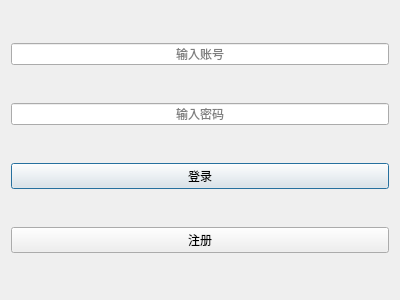
First picture: the form in ui/login_dialog.ui, repository liyixin1/GPTalks, before the edit.
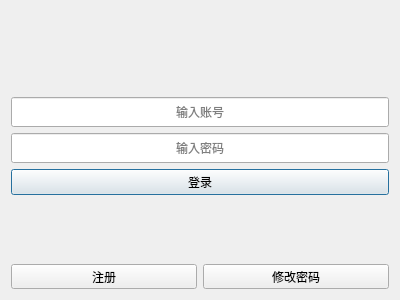
Second picture: the form after the edit. Icons and pictures are not drawn.

The edit to the form file:
```diff
--- a/ui/login_dialog.ui
+++ b/ui/login_dialog.ui
@@ -17,6 +17,36 @@
    <item>
     <layout class="QVBoxLayout" name="verticalLayout">
      <item>
+      <layout class="QVBoxLayout" name="verticalLayout_2">
+       <item alignment="Qt::AlignHCenter">
+        <widget class="QLabel" name="label">
+         <property name="sizePolicy">
+          <sizepolicy hsizetype="Preferred" vsizetype="Preferred">
+           <horstretch>0</horstretch>
+           <verstretch>0</verstretch>
+          </sizepolicy>
+         </property>
+         <property name="minimumSize">
+          <size>
+           <width>80</width>
+           <height>80</height>
+          </size>
+         </property>
+         <property name="maximumSize">
+          <size>
+           <width>80</width>
+           <height>80</height>
+          </size>
+         </property>
+         <property name="text">
+          <string/>
+         </property>
+         <property name="pixmap">
+          <pixmap>image/windows_logo_mini.png</pixmap>
+         </property>
+        </widget>
+       </item>
+       <item>
       <widget class="QLineEdit" name="lineEdit_username">
        <property name="sizePolicy">
         <sizepolicy hsizetype="Expanding" vsizetype="Fixed">
@@ -24,6 +54,12 @@
          <verstretch>0</verstretch>
         </sizepolicy>
        </property>
+         <property name="minimumSize">
+          <size>
+           <width>0</width>
+           <height>30</height>
+          </size>
+         </property>
        <property name="alignment">
         <set>Qt::AlignCenter</set>
        </property>
@@ -34,6 +70,12 @@
      </item>
      <item>
       <widget class="QLineEdit" name="lineEdit_password">
+         <property name="minimumSize">
+          <size>
+           <width>0</width>
+           <height>30</height>
+          </size>
+         </property>
        <property name="echoMode">
         <enum>QLineEdit::Password</enum>
        </property>
@@ -45,19 +87,74 @@
        </property>
       </widget>
      </item>
-     <item>
+       <item alignment="Qt::AlignBottom">
       <widget class="QPushButton" name="pushButton_login">
        <property name="text">
         <string>登录</string>
        </property>
       </widget>
      </item>
+      </layout>
+     </item>
      <item>
+      <layout class="QHBoxLayout" name="horizontalLayout_2">
+       <property name="spacing">
+        <number>6</number>
+       </property>
+       <property name="sizeConstraint">
+        <enum>QLayout::SetMinAndMaxSize</enum>
+       </property>
+       <item alignment="Qt::AlignBottom">
       <widget class="QPushButton" name="pushButton_signup">
+         <property name="sizePolicy">
+          <sizepolicy hsizetype="Minimum" vsizetype="Minimum">
+           <horstretch>0</horstretch>
+           <verstretch>0</verstretch>
+          </sizepolicy>
+         </property>
+         <property name="minimumSize">
+          <size>
+           <width>0</width>
+           <height>25</height>
+          </size>
+         </property>
+         <property name="maximumSize">
+          <size>
+           <width>16777215</width>
+           <height>25</height>
+          </size>
+         </property>
        <property name="text">
         <string>注册</string>
        </property>
       </widget>
+       </item>
+       <item alignment="Qt::AlignBottom">
+        <widget class="QPushButton" name="pushButton_changepwd">
+         <property name="sizePolicy">
+          <sizepolicy hsizetype="Minimum" vsizetype="Minimum">
+           <horstretch>0</horstretch>
+           <verstretch>0</verstretch>
+          </sizepolicy>
+         </property>
+         <property name="minimumSize">
+          <size>
+           <width>0</width>
+           <height>25</height>
+          </size>
+         </property>
+         <property name="maximumSize">
+          <size>
+           <width>16777215</width>
+           <height>25</height>
+          </size>
+         </property>
+         <property name="text">
+          <string>修改密码</string>
+         </property>
+        </widget>
+       </item>
+      </layout>
      </item>
     </layout>
    </item>
```
Lines whose indentation alone changed are shown as unchanged.
